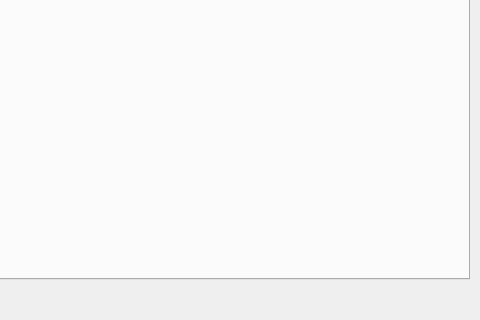
Old version of the form MainWindow.ui in the repository alperenkocyigit/simple_library_automation_pyqt5; both pictures show x 320 to 800 and y 280 to 600 of the 800 by 600 pixel window.
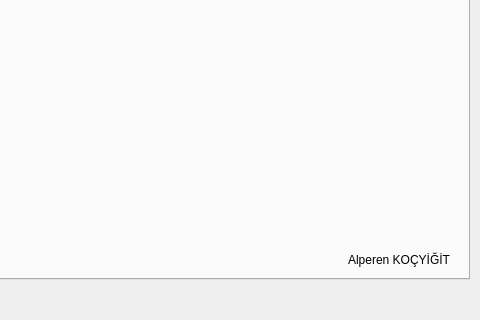
New version of the form.

```diff
--- a/MainWindow.ui
+++ b/MainWindow.ui
@@ -315,6 +315,22 @@
      </widget>
     </widget>
    </widget>
+   <widget class="QLabel" name="labelAuthor">
+    <property name="geometry">
+     <rect>
+      <x>620</x>
+      <y>530</y>
+      <width>150</width>
+      <height>20</height>
+     </rect>
+    </property>
+    <property name="alignment">
+     <set>Qt::AlignRight|Qt::AlignVCenter</set>
+    </property>
+    <property name="text">
+     <string>Alperen KOÇYİĞİT</string>
+    </property>
+   </widget>
   </widget>
  </widget>
  <resources/>
```
